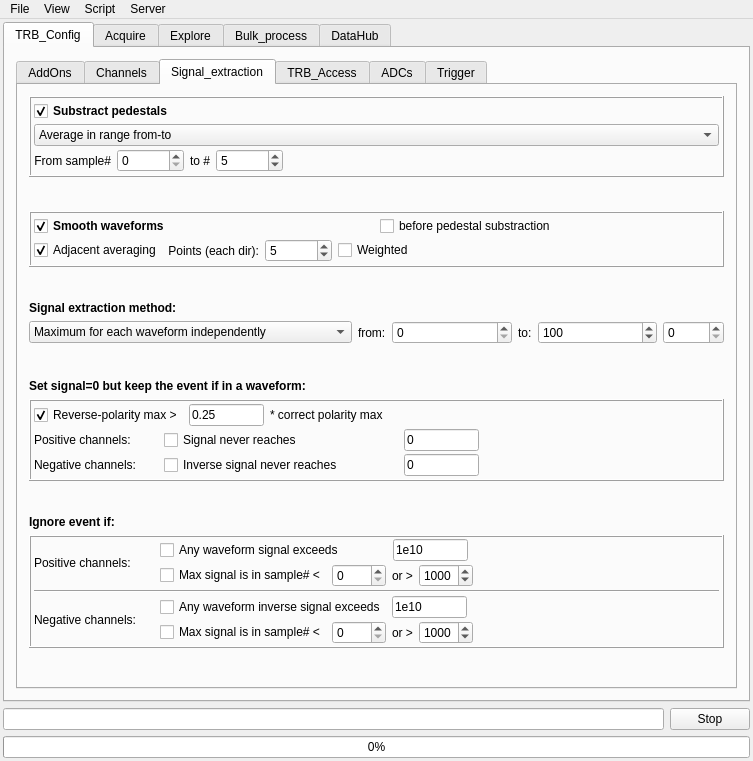
Above: GUI/mainwindow.ui from andrmor/TRB3reader before the change. Below: the same form after it.
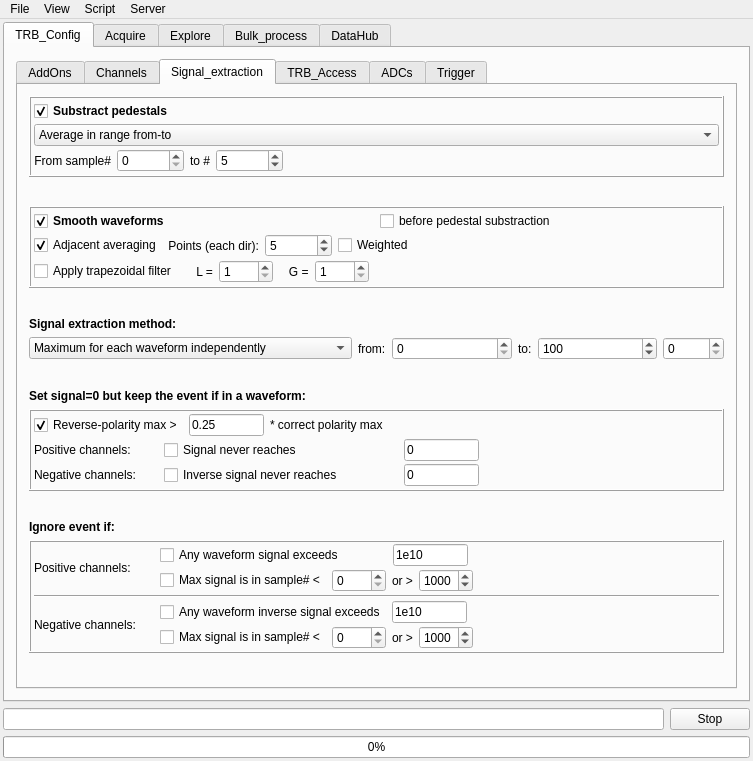
That is the form after the change. The open tabs and pages were chosen to show the change.

Commit message: add trapezoidal filter

What changed in the file:
```diff
--- a/GUI/mainwindow.ui
+++ b/GUI/mainwindow.ui
@@ -969,6 +969,67 @@
                  </layout>
                 </widget>
                </item>
+               <item>
+                <layout class="QHBoxLayout" name="horizontalLayout_67">
+                 <property name="topMargin">
+                  <number>0</number>
+                 </property>
+                 <item>
+                  <widget class="QCheckBox" name="cbTrapezoidal">
+                   <property name="text">
+                    <string>Apply trapezoidal filter</string>
+                   </property>
+                  </widget>
+                 </item>
+                 <item>
+                  <widget class="QLabel" name="label_73">
+                   <property name="text">
+                    <string>    L =</string>
+                   </property>
+                  </widget>
+                 </item>
+                 <item>
+                  <widget class="QSpinBox" name="sbTrapezoidalL">
+                   <property name="minimum">
+                    <number>1</number>
+                   </property>
+                   <property name="maximum">
+                    <number>9999</number>
+                   </property>
+                  </widget>
+                 </item>
+                 <item>
+                  <widget class="QLabel" name="label_74">
+                   <property name="text">
+                    <string>   G =</string>
+                   </property>
+                  </widget>
+                 </item>
+                 <item>
+                  <widget class="QSpinBox" name="sbTrapezoidalG">
+                   <property name="minimum">
+                    <number>1</number>
+                   </property>
+                   <property name="maximum">
+                    <number>9999</number>
+                   </property>
+                  </widget>
+                 </item>
+                 <item>
+                  <spacer name="horizontalSpacer_48">
+                   <property name="orientation">
+                    <enum>Qt::Horizontal</enum>
+                   </property>
+                   <property name="sizeHint" stdset="0">
+                    <size>
+                     <width>40</width>
+                     <height>20</height>
+                    </size>
+                   </property>
+                  </spacer>
+                 </item>
+                </layout>
+               </item>
               </layout>
              </widget>
             </item>
```
Left out of the diff: 122 changed lines with no effect on the pictures. The commit also changes 7 other files.
